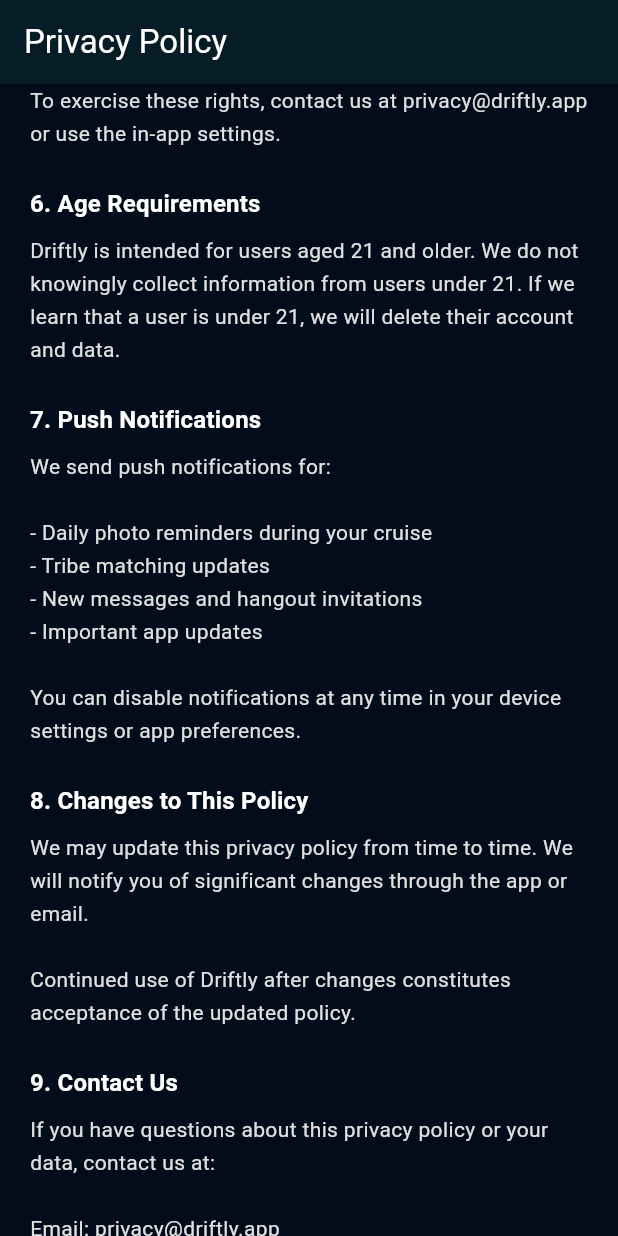
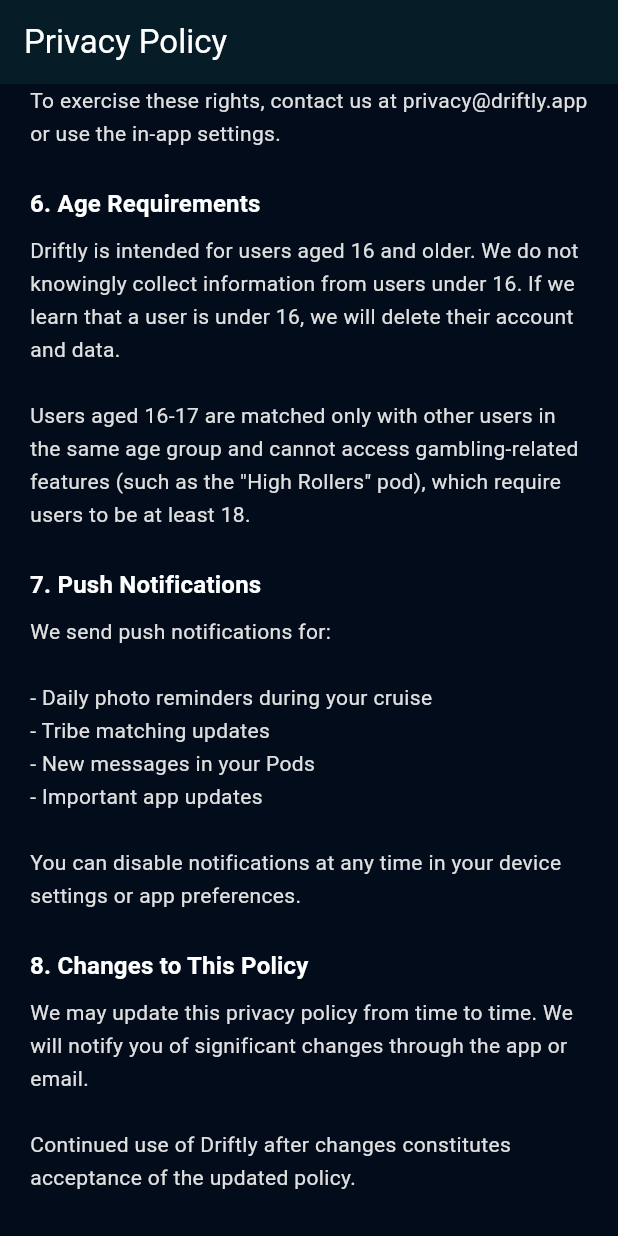
Before and after one commit to HughieMM/Cruise_App, a Flutter app: the PrivacyPolicyScreen screen opened by its route, scrolled down 1728 dp, on a phone screen of 412 x 824 dp. Run offline on Flutter 3.47's test engine with Material 3 defaults, Android fonts, the phone set to English and light mode, and no system bars; our stand-ins replace cached_network_image, cloud_firestore, firebase_auth, firebase_core, firebase_messaging, firebase_storage and 4 more; accounts and stored records are empty.

Commit message:
Fix legal docs' age policy and stale Hangouts references
- Terms of Service + Privacy Policy said 21+ only; the app actually
  allows 16-17 (in their own matched age group, excluded from
  gambling/nightlife). Both now state 16+ with an explicit 18+
  callout for gambling-related features like High Rollers
- Removed the leftover 21+ data-collection line in the Privacy Policy
- Updated both docs' "Last updated" date
- Fixed stale FAQ entries in Profile referencing the removed Hangouts
  feature and hangout-based age filtering (now Pods/Tribes and Vibes)

Co-Authored-By: Claude Sonnet 5 <noreply@anthropic.com>
Claude-Session: https://claude.ai/code/session_017nbsGwUar9f2huemtVFgqt

```diff
--- a/driftly/lib/screens/home/tabs/profile_tab.dart
+++ b/driftly/lib/screens/home/tabs/profile_tab.dart
@@ -1415,16 +1415,12 @@ class _ProfileTabState extends State<ProfileTab> {
         'answer': 'Pods are interest-based groups where you can chat with other cruisers who share your interests like fitness, nightlife, or excursions.',
       },
       {
-        'question': 'What are Hangouts?',
-        'answer': 'Hangouts are spontaneous meetups you can create or join. They last 45 minutes and help you find people at specific locations on the ship.',
-      },
-      {
-        'question': 'What are Hot Zones?',
-        'answer': 'Hot Zones show you the current vibe at different locations around the ship, voted on by fellow cruisers in real-time.',
+        'question': 'What are Vibes / Hot Zones?',
+        'answer': 'Vibes shows you the current vibe at different locations around the ship, voted on by fellow cruisers in real-time.',
       },
       {
         'question': 'Why can I only see people in my age group?',
-        'answer': 'To ensure a comfortable experience, hangouts are filtered by age group so you can connect with people in a similar life stage.',
+        'answer': 'To ensure a comfortable experience, Tribes and Pods are matched within your age group so you can connect with people in a similar life stage.',
       },
       {
         'question': 'Is my information private?',
--- a/driftly/lib/screens/legal/privacy_policy_screen.dart
+++ b/driftly/lib/screens/legal/privacy_policy_screen.dart
@@ -26,7 +26,7 @@ class PrivacyPolicyScreen extends StatelessWidget {
             ),
             const SizedBox(height: 8),
             Text(
-              'Last updated: February 2026',
+              'Last updated: September 2026',
               style: TextStyle(color: Colors.grey[500]),
             ),
             const SizedBox(height: 24),
@@ -41,7 +41,7 @@ Account Information: Name, email address, date of birth, and profile photos you
 
 Cruise Information: Your selected cruise line, ship, sailing dates, and cabin preferences.
 
-Usage Data: How you interact with the app, including pods joined, messages sent, and hangouts attended.
+Usage Data: How you interact with the app, including pods joined, messages sent, and Hot Zones votes cast.
 
 Device Information: Device type, operating system, and unique device identifiers for push notifications.
 
@@ -116,7 +116,9 @@ To exercise these rights, contact us at privacy@driftly.app or use the in-app se
               context,
               title: '6. Age Requirements',
               content: '''
-Driftly is intended for users aged 21 and older. We do not knowingly collect information from users under 21. If we learn that a user is under 21, we will delete their account and data.
+Driftly is intended for users aged 16 and older. We do not knowingly collect information from users under 16. If we learn that a user is under 16, we will delete their account and data.
+
+Users aged 16-17 are matched only with other users in the same age group and cannot access gambling-related features (such as the "High Rollers" pod), which require users to be at least 18.
 ''',
             ),
 
@@ -128,7 +130,7 @@ We send push notifications for:
 
 - Daily photo reminders during your cruise
 - Tribe matching updates
-- New messages and hangout invitations
+- New messages in your Pods
 - Important app updates
 
 You can disable notifications at any time in your device settings or app preferences.
--- a/driftly/lib/screens/legal/terms_of_service_screen.dart
+++ b/driftly/lib/screens/legal/terms_of_service_screen.dart
@@ -26,7 +26,7 @@ class TermsOfServiceScreen extends StatelessWidget {
             ),
             const SizedBox(height: 8),
             Text(
-              'Last updated: February 2026',
+              'Last updated: September 2026',
               style: TextStyle(color: Colors.grey[500]),
             ),
             const SizedBox(height: 24),
@@ -37,7 +37,7 @@ class TermsOfServiceScreen extends StatelessWidget {
               content: '''
 By downloading, installing, or using Driftly ("the App"), you agree to be bound by these Terms of Service. If you do not agree to these terms, do not use the App.
 
-Driftly is a social networking application designed to connect cruise passengers aged 21 and older.
+Driftly is a social networking application designed to connect cruise passengers aged 16 and older.
 ''',
             ),
 
@@ -47,12 +47,14 @@ Driftly is a social networking application designed to connect cruise passengers
               content: '''
 To use Driftly, you must:
 
-- Be at least 21 years of age
+- Be at least 16 years of age
 - Have a valid email address
 - Have booked or plan to book a cruise
 - Agree to these Terms of Service and our Privacy Policy
 
 By using the App, you represent and warrant that you meet all eligibility requirements.
+
+Age-based restrictions: Users aged 16-17 are only matched and grouped with other users in the same 16-17 age group, and cannot access gambling-related features (such as the "High Rollers" pod) or nightlife-oriented content. Access to gambling-related features requires users to be at least 18 years of age.
 ''',
             ),
 
```
